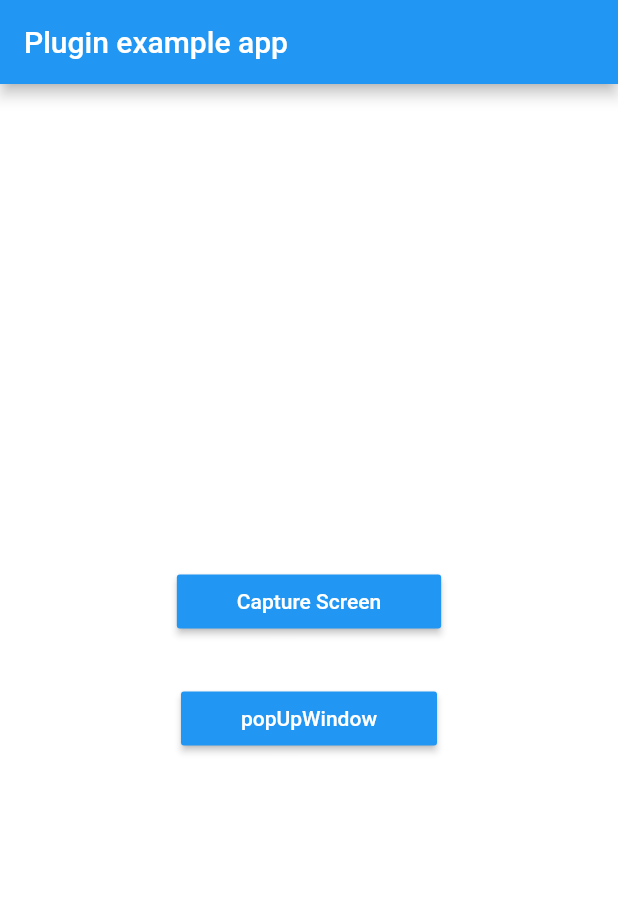
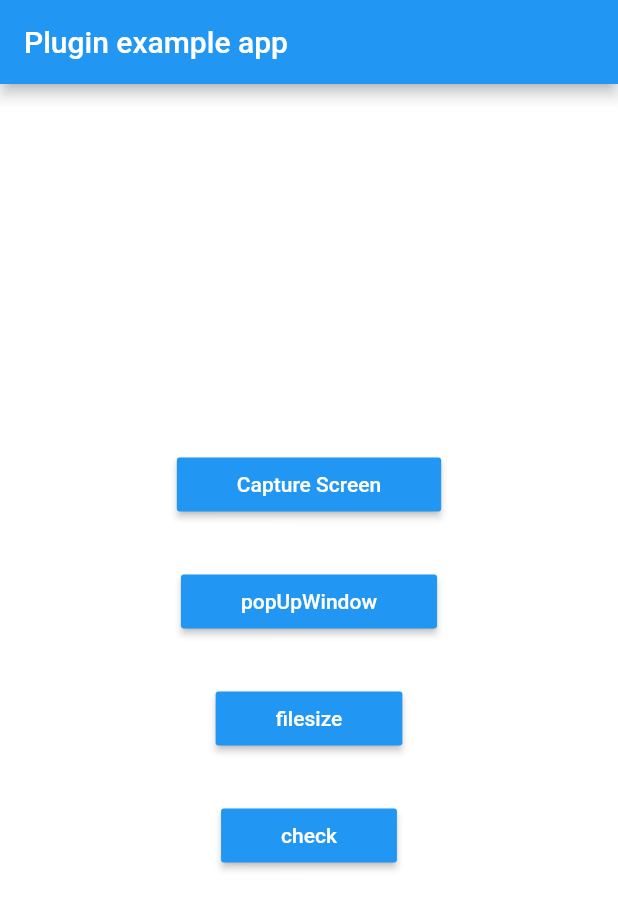
Before and after one commit to bultforce/win_capture, a Flutter app: the screen it shows after launch, after a tap on "Capture Screen", on a phone screen of 412 x 824 dp. Shown: the top 909 px of the screen. Run offline on Flutter 3.47's test engine with Material 2 defaults, Android fonts, the light colour scheme and no system bars; our stand-ins replace plugin_platform_interface; missing offline and left inert: dart:ffi.

Commit message:
updating dep

```diff
--- /dev/null
+++ b/assets/my.json
@@ -0,0 +1,3 @@
+{
+  "nkjnjkn": "nkjnjkn"
+}
--- /dev/null
+++ b/example/assets/check.json
@@ -0,0 +1,3 @@
+{
+  "nkjnjkn": "nkjnjkn"
+}
--- a/example/lib/main.dart
+++ b/example/lib/main.dart
@@ -53,7 +53,6 @@ class _HomeScreenState extends State<HomeScreen> {
        await appDocDirFolder.create(recursive: true);
      }
      _libPath = appDocDirFolder.path;
-     _winCapture.initLinuxSnapLib(_libPath);
    }
    setState(() {
 
@@ -76,18 +75,22 @@ class _HomeScreenState extends State<HomeScreen> {
               padding: const EdgeInsets.symmetric(horizontal: 40),
               color: Colors.blue,
               onPressed: ()async{
+
+
                 final Directory appDocDirFolder = Directory('${Directory.current.path}/snapshot');
                 if (!await appDocDirFolder.exists()) {
                   await appDocDirFolder.create(recursive: true);
                 }
-                if(Platform.isMacOS || Platform.isWindows){
-              var path =    await _winCapture.getScreenSnapShot(fileName: "${DateTime.now().millisecondsSinceEpoch}.png",
-                      filePath: appDocDirFolder.path);
-              print(path);
-                }else{
-                  _winCapture.getScreenSnapShot(fileName: "${DateTime.now().millisecondsSinceEpoch}.png",
-                      filePath: appDocDirFolder.path, libPath: _libPath);
-                }
+                _winCapture.getScreenSnapShot(fileName: "${DateTime.now().millisecondsSinceEpoch}.png",
+                  filePath: appDocDirFolder.path,);
+              //   if(Platform.isMacOS || Platform.isWindows){
+              // var path =    await _winCapture.getScreenSnapShot(fileName: "${DateTime.now().millisecondsSinceEpoch}.png",
+              //         filePath: appDocDirFolder.path);
+              // print(path);
+              //   }else{
+              //     _winCapture.getScreenSnapShot(fileName: "${DateTime.now().millisecondsSinceEpoch}.png",
+              //         filePath: appDocDirFolder.path,);
+              //   }
 
               },
               child:const Text("Capture Screen", style: TextStyle(color: Colors.white),),),
@@ -102,6 +105,25 @@ class _HomeScreenState extends State<HomeScreen> {
                 });
               },
               child:const Text("popUpWindow", style: TextStyle(color: Colors.white),),),
+            SizedBox(height: 30,),
+            MaterialButton(
+              padding: const EdgeInsets.symmetric(horizontal: 40),
+              color: Colors.blue,
+              onPressed: ()async{
+
+              var size =   await _winCapture.checkFileSize();
+              print("nkjnklnlknkln----$size");
+              },
+              child:const Text("filesize", style: TextStyle(color: Colors.white),),),
+            SizedBox(height: 30,),
+            MaterialButton(
+              padding: const EdgeInsets.symmetric(horizontal: 40),
+              color: Colors.blue,
+              onPressed: ()async{
+                var daya =    await rootBundle.loadString('assets/check.json');
+                print(daya);
+              },
+              child:const Text("check", style: TextStyle(color: Colors.white),),),
           ],
         ),
       ),
--- a/example/pubspec.yaml
+++ b/example/pubspec.yaml
@@ -53,9 +53,8 @@ flutter:
   uses-material-design: true
 
   # To add assets to your application, add an assets section, like this:
-  # assets:
-  #   - images/a_dot_burr.jpeg
-  #   - images/a_dot_ham.jpeg
+  assets:
+    - assets/check.json
 
   # An image asset can refer to one or more resolution-specific "variants", see
   # https://flutter.dev/assets-and-images/#resolution-aware
--- a/lib/win_capture.dart
+++ b/lib/win_capture.dart
@@ -4,6 +4,7 @@ import 'package:ffi/ffi.dart';
 import 'package:flutter/foundation.dart';
 import 'package:path/path.dart' as path;
 import 'win_capture_platform_interface.dart';
+import 'package:flutter/services.dart' show rootBundle;
 
 typedef MaxFun = Pointer<Utf8> Function(Pointer<Utf8> str, Int32 length);
 typedef Max = Pointer<Utf8> Function(Pointer<Utf8> str, int length);
@@ -50,9 +51,8 @@ class WinCapture {
 
   Future<String?> getScreenSnapShot(
       {required String fileName,
-      required String filePath,
-      String? libPath}) async {
-    if (Platform.isMacOS) {
+      required String filePath}) async {
+    if (!Platform.isMacOS) {
       var data = await WinCapturePlatform.instance
           .getScreenSnapShot(fileName: fileName, filePath: filePath);
       return data.toString();
@@ -61,8 +61,18 @@ class WinCapture {
           .getScreenSnapShot(fileName: fileName, filePath: filePath);
       return data.toString();
     } else {
-      if (libPath != null) {
-        var libraryPath = path.join(libPath, 'snap_library', 'libsnap.so');
+      // Map<String, String> envVars = Platform.environment;
+      // print(envVars);
+      // final Directory appDocDirFolder = Directory('${envVars['HOME']}/snap');
+      // if (!await appDocDirFolder.exists()){
+      //   await appDocDirFolder.create(recursive: true);
+      // }
+      // var assetFile =  await rootBundle.load('packages/win_capture/assets/libsnap.so');
+      //
+      // var file =await File("${appDocDirFolder.path}/libsnap.so").writeAsBytes(
+      //     assetFile.buffer.asUint8List(assetFile.offsetInBytes, assetFile.lengthInBytes));
+      // print(file.path);
+      var libraryPath = path.join("packages/win_capture", 'assets', 'libsnap.so');
 
       final dylib = DynamicLibrary.open(libraryPath);
 
@@ -79,9 +89,6 @@ class WinCapture {
       final reversedMessage = reversedMessageUtf8.toDartString();
       calloc.free(backwardsUtf8);
       return reversedMessage;
-      } else {
-        return null;
-      }
     }
   }
 
@@ -92,20 +99,24 @@ class WinCapture {
     }
     return ptr;
   }
-
-  Future<void> downloadFile(Uri uri, String savePath) async {
-    print('Download ${uri.toString()} to $savePath');
-    final request = await HttpClient().getUrl(uri);
-    final response = await request.close();
-    var bytes = await consolidateHttpClientResponseBytes(response);
-    File file = File('$savePath/libsnap.so');
-    await file.writeAsBytes(bytes);
-    print('downloaded file path = ${file.path}');
-  }
-
   Future<void> requestPermission({bool onlyOpenPrefPane = false}) {
     return WinCapturePlatform.instance
         .requestPermission(onlyOpenPrefPane: onlyOpenPrefPane);
+  }
+
+  Future<int> checkFileSize() async{
+  Map<String, String> envVars = Platform.environment;
+  print(envVars);
+  final Directory appDocDirFolder = Directory('${envVars['HOME']}/snap');
+  if (!await appDocDirFolder.exists()){
+    await appDocDirFolder.create(recursive: true);
+  }
+  var assetFile =  await rootBundle.load('packages/win_capture/assets/libsnap.so');
+
+  var file =await File("${appDocDirFolder.path}/libsnap.so").writeAsBytes(
+      assetFile.buffer.asUint8List(assetFile.offsetInBytes, assetFile.lengthInBytes));
+print(file.path);
+      return 0;
   }
 
   Future<bool?> isAccessAllowed() {
```
Also changed, not shown: pubspec.yaml (+4 -4 lines), example/pubspec.lock, 4 other files. Lines whose indentation alone changed are shown as unchanged.
